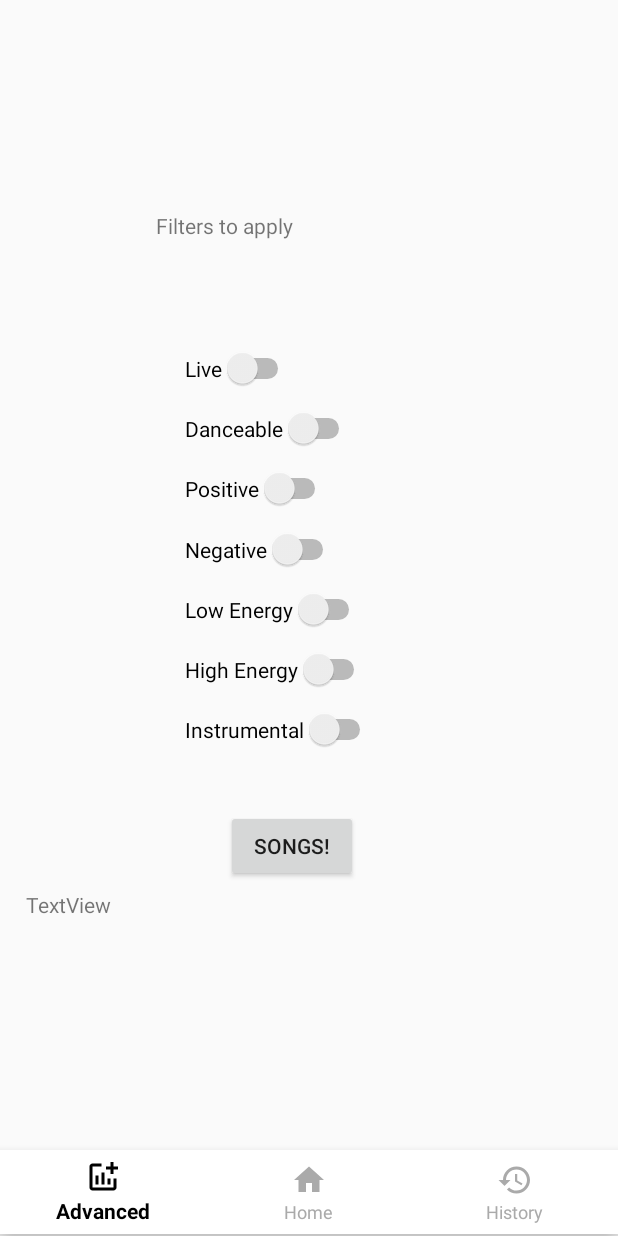
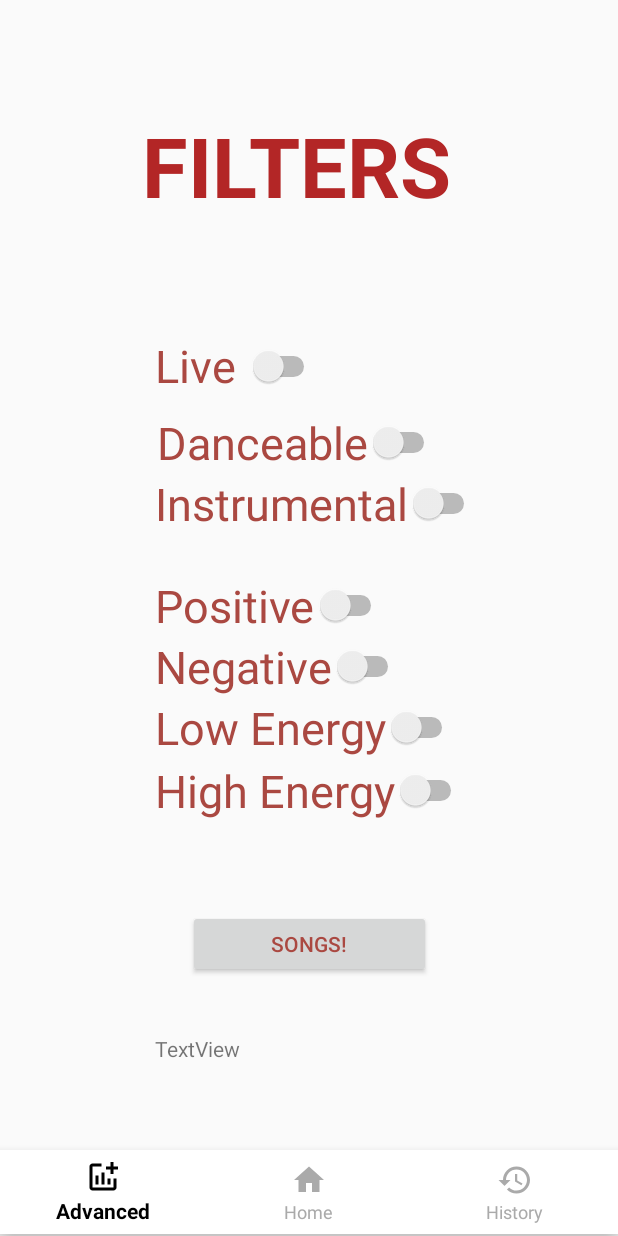
Before and after one commit to Morata3/Recommendify, an Android app: the Advanced screen opened directly, with no data from a screen before it, on a phone screen of 412 x 824 dp. Run offline under Robolectric (Android 15) with nearby library versions, the phone set to English and light mode, and no system bars; libraries missing offline, so code that uses them is left out: com.chaquo.python.

Commit message:
Updated Advanced Mode

```diff
--- a/app/src/main/res/layout/activity_advanced.xml
+++ b/app/src/main/res/layout/activity_advanced.xml
@@ -8,7 +8,7 @@
 
     <com.google.android.material.bottomnavigation.BottomNavigationView
         android:id="@+id/bottom_navigation"
-        android:layout_width="match_parent"
+        android:layout_width="0dp"
         android:layout_height="wrap_content"
         android:layout_alignParentBottom="true"
         android:layout_marginBottom="1dp"
@@ -17,8 +17,8 @@
         app:itemTextColor="@drawable/selector"
         app:layout_constraintBottom_toBottomOf="parent"
         app:layout_constraintEnd_toEndOf="parent"
-        app:layout_constraintHorizontal_bias="1.0"
         app:layout_constraintStart_toStartOf="parent"
+        app:layout_constraintTop_toBottomOf="@+id/textView6"
         app:menu="@menu/menu_navigation" />
 
     <Switch
@@ -26,55 +26,74 @@
         android:layout_width="wrap_content"
         android:layout_height="wrap_content"
         android:text="Positive"
+        android:textColor="#ffaa4841"
+        android:textSize="30sp"
         app:layout_constraintBottom_toTopOf="@+id/negative"
-        app:layout_constraintStart_toStartOf="@+id/danceable"
-        app:layout_constraintTop_toBottomOf="@+id/danceable" />
+        app:layout_constraintStart_toStartOf="@+id/instru"
+        app:layout_constraintTop_toBottomOf="@+id/radioGroup" />
 
     <Switch
         android:id="@+id/instru"
         android:layout_width="wrap_content"
         android:layout_height="wrap_content"
-        android:layout_marginBottom="254dp"
         android:text="Instrumental"
-        app:layout_constraintBottom_toTopOf="@+id/bottom_navigation"
-        app:layout_constraintStart_toStartOf="@+id/high"
-        app:layout_constraintTop_toBottomOf="@+id/high" />
+        android:textColor="#ffaa4841"
+        android:textSize="30sp"
+        app:layout_constraintStart_toStartOf="@+id/live"
+        app:layout_constraintTop_toBottomOf="@+id/danceable" />
 
     <Switch
         android:id="@+id/danceable"
         android:layout_width="wrap_content"
         android:layout_height="wrap_content"
+        android:layout_marginStart="1dp"
+        android:layout_marginLeft="1dp"
+        android:layout_marginBottom="6dp"
         android:text="Danceable"
-        app:layout_constraintBottom_toTopOf="@+id/positive"
-        app:layout_constraintStart_toStartOf="@+id/live"
+        android:textColor="#ffaa4841"
+        android:textSize="30sp"
+        app:layout_constraintBottom_toTopOf="@+id/radioGroup"
+        app:layout_constraintStart_toStartOf="@+id/instru"
         app:layout_constraintTop_toBottomOf="@+id/live" />
 
     <Switch
         android:id="@+id/low"
         android:layout_width="wrap_content"
         android:layout_height="wrap_content"
+        android:layout_marginBottom="1dp"
         android:text="Low Energy"
+        android:textColor="#ffaa4841"
+        android:textSize="30sp"
         app:layout_constraintBottom_toTopOf="@+id/high"
         app:layout_constraintStart_toStartOf="@+id/negative"
         app:layout_constraintTop_toBottomOf="@+id/negative" />
 
     <Switch
         android:id="@+id/live"
-        android:layout_width="wrap_content"
-        android:layout_height="wrap_content"
-        android:layout_marginStart="19dp"
-        android:layout_marginLeft="19dp"
+        android:layout_width="110dp"
+        android:layout_height="0dp"
+        android:layout_marginStart="102dp"
+        android:layout_marginLeft="102dp"
+        android:layout_marginEnd="101dp"
+        android:layout_marginRight="101dp"
         android:text="Live"
+        android:textColor="#ffaa4841"
+        android:textSize="30sp"
         app:layout_constraintBottom_toTopOf="@+id/danceable"
-        app:layout_constraintStart_toStartOf="@+id/textView4"
+        app:layout_constraintEnd_toEndOf="@+id/textView4"
+        app:layout_constraintStart_toStartOf="parent"
         app:layout_constraintTop_toBottomOf="@+id/textView4" />
 
     <Switch
         android:id="@+id/high"
         android:layout_width="wrap_content"
         android:layout_height="wrap_content"
+        android:layout_marginBottom="59dp"
         android:text="High Energy"
-        app:layout_constraintBottom_toTopOf="@+id/instru"
+        android:textColor="#ffaa4841"
+        android:textColorLink="#ffaa4841"
+        android:textSize="30sp"
+        app:layout_constraintBottom_toTopOf="@+id/songs"
         app:layout_constraintStart_toStartOf="@+id/low"
         app:layout_constraintTop_toBottomOf="@+id/low" />
 
@@ -83,51 +102,64 @@
         android:layout_width="wrap_content"
         android:layout_height="wrap_content"
         android:text="Negative"
+        android:textColor="#ffaa4841"
+        android:textColorLink="#A81F1F"
+        android:textSize="30sp"
         app:layout_constraintBottom_toTopOf="@+id/low"
         app:layout_constraintStart_toStartOf="@+id/positive"
         app:layout_constraintTop_toBottomOf="@+id/positive" />
 
     <TextView
         android:id="@+id/textView4"
-        android:layout_width="160dp"
-        android:layout_height="33dp"
-        android:layout_marginStart="104dp"
-        android:layout_marginLeft="104dp"
-        android:layout_marginTop="128dp"
-        android:layout_marginBottom="45dp"
-        android:text="Filters to apply"
+        android:layout_width="221dp"
+        android:layout_height="60dp"
+        android:layout_marginTop="73dp"
+        android:layout_marginBottom="80dp"
+        android:text="Filters"
+        android:textAllCaps="true"
+        android:textColor="#B32626"
+        android:textSize="55sp"
+        android:textStyle="bold"
         app:layout_constraintBottom_toTopOf="@+id/live"
+        app:layout_constraintEnd_toEndOf="parent"
+        app:layout_constraintHorizontal_bias="0.497"
         app:layout_constraintStart_toStartOf="parent"
         app:layout_constraintTop_toTopOf="parent" />
 
     <Button
         android:id="@+id/songs"
-        android:layout_width="wrap_content"
-        android:layout_height="wrap_content"
-        android:layout_marginTop="40dp"
-        android:layout_marginEnd="12dp"
-        android:layout_marginRight="12dp"
+        android:layout_width="162dp"
+        android:layout_height="45dp"
+        android:layout_marginBottom="37dp"
         android:text="Songs!"
-        app:layout_constraintEnd_toEndOf="@+id/instru"
-        app:layout_constraintTop_toBottomOf="@+id/instru" />
+        android:textColor="#ffaa4841"
+        app:layout_constraintBottom_toTopOf="@+id/textView6"
+        app:layout_constraintEnd_toEndOf="parent"
+        app:layout_constraintStart_toStartOf="parent"
+        app:layout_constraintTop_toBottomOf="@+id/high" />
 
     <TextView
         android:id="@+id/textView6"
-        android:layout_width="376dp"
-        android:layout_height="112dp"
-        android:layout_marginTop="540dp"
-        android:layout_marginBottom="8dp"
+        android:layout_width="206dp"
+        android:layout_height="0dp"
+        android:layout_marginBottom="16dp"
         android:text="TextView"
         app:layout_constraintBottom_toTopOf="@+id/bottom_navigation"
         app:layout_constraintEnd_toEndOf="parent"
-        app:layout_constraintHorizontal_bias="0.49"
         app:layout_constraintStart_toStartOf="parent"
-        app:layout_constraintTop_toTopOf="parent" />
+        app:layout_constraintTop_toBottomOf="@+id/songs" />
 
     <RadioGroup
+        android:id="@+id/radioGroup"
         android:layout_width="0dp"
         android:layout_height="0dp"
-        tools:layout_editor_absoluteX="315dp"
-        tools:layout_editor_absoluteY="258dp" />
+        android:layout_marginStart="14dp"
+        android:layout_marginLeft="14dp"
+        android:layout_marginEnd="21dp"
+        android:layout_marginRight="21dp"
+        app:layout_constraintBottom_toTopOf="@+id/positive"
+        app:layout_constraintEnd_toEndOf="@+id/danceable"
+        app:layout_constraintStart_toEndOf="@+id/positive"
+        app:layout_constraintTop_toBottomOf="@+id/danceable" />
 
 </androidx.constraintlayout.widget.ConstraintLayout>
```
